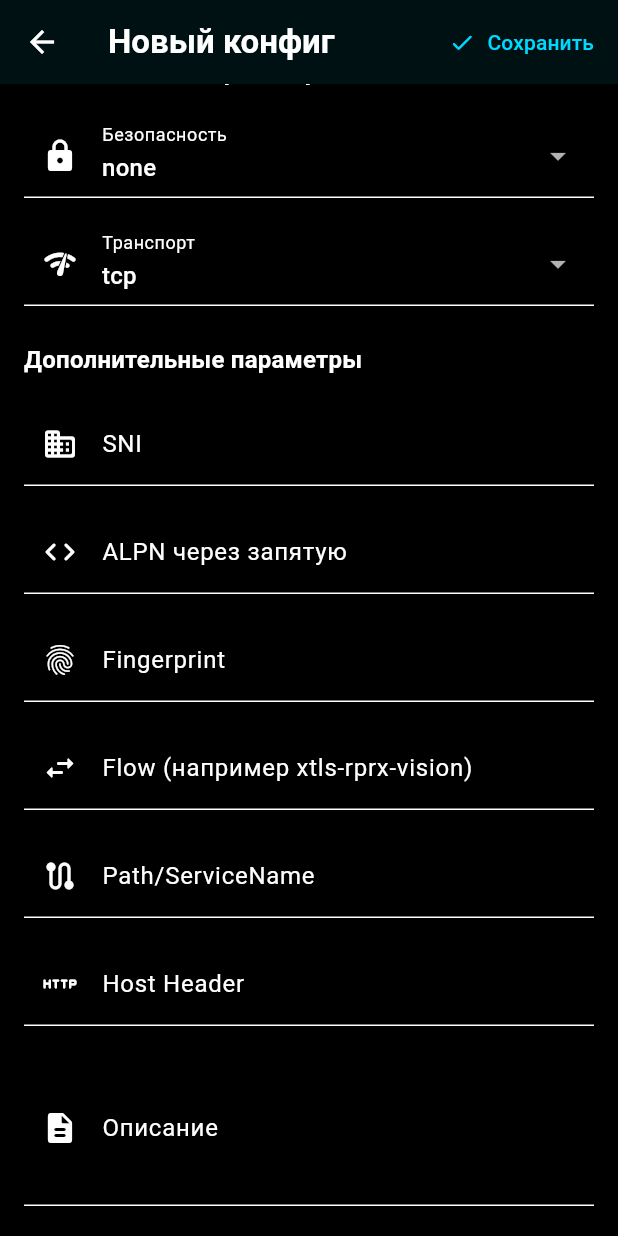
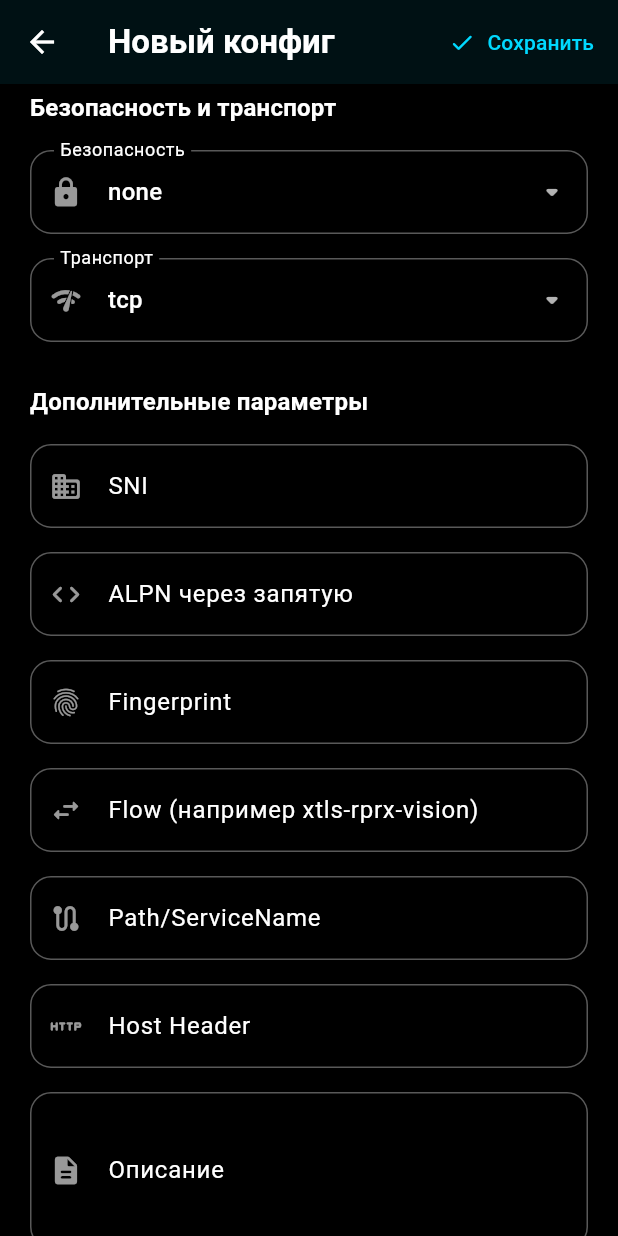
Before and after one commit to Reei-dp/AsteriaRay, a Flutter app: the ProfileFormScreen screen opened directly, scrolled down 576 dp, after a tap on "Сохранить конфиг", on a phone screen of 412 x 824 dp. Run offline on Flutter 3.47's test engine with Material 3 defaults, Android fonts, the phone set to English and light mode, and no system bars; our stand-ins replace file_picker, permission_handler, share_plus, shared_preferences; accounts and stored records are empty; statements that could not run were skipped.

Commit message:
lib: improve profile form fields and dropdowns styling

```diff
--- a/lib/screens/profile_form_screen.dart
+++ b/lib/screens/profile_form_screen.dart
@@ -3,6 +3,7 @@ import 'package:flutter/services.dart';
 import 'package:provider/provider.dart';
 
 import '../models/vless_profile.dart';
+import '../widgets/acrylic_toast.dart';
 import '../models/vless_types.dart';
 import '../notifiers/profile_notifier.dart';
 
@@ -69,9 +70,62 @@ class _ProfileFormScreenState extends State<ProfileFormScreen> {
     super.dispose();
   }
 
+  static const _radius = 14.0;
+  static const _padding = EdgeInsets.symmetric(horizontal: 16, vertical: 16);
+
+  InputDecoration _fieldDecoration(
+    BuildContext context, {
+    required String labelText,
+    IconData? prefixIcon,
+    Widget? suffixIcon,
+    String? hintText,
+  }) {
+    final theme = Theme.of(context);
+    final colorScheme = theme.colorScheme;
+    final border = OutlineInputBorder(
+      borderRadius: BorderRadius.circular(_radius),
+      borderSide: BorderSide(
+        color: colorScheme.outline.withOpacity(0.35),
+        width: 1,
+      ),
+    );
+    final focusedBorder = OutlineInputBorder(
+      borderRadius: BorderRadius.circular(_radius),
+      borderSide: BorderSide(
+        color: colorScheme.primary.withOpacity(0.7),
+        width: 1.5,
+      ),
+    );
+    return InputDecoration(
+      labelText: labelText,
+      hintText: hintText,
+      prefixIcon: prefixIcon != null
+          ? Icon(prefixIcon, size: 22, color: colorScheme.onSurface.withOpacity(0.6))
+          : null,
+      suffixIcon: suffixIcon,
+      filled: true,
+      fillColor: colorScheme.surfaceContainerHighest.withOpacity(0.5),
+      contentPadding: _padding,
+      border: border,
+      enabledBorder: border,
+      focusedBorder: focusedBorder,
+      errorBorder: OutlineInputBorder(
+        borderRadius: BorderRadius.circular(_radius),
+        borderSide: BorderSide(color: colorScheme.error, width: 1),
+      ),
+      focusedErrorBorder: OutlineInputBorder(
+        borderRadius: BorderRadius.circular(_radius),
+        borderSide: BorderSide(color: colorScheme.error, width: 1.5),
+      ),
+      floatingLabelBehavior: FloatingLabelBehavior.auto,
+    );
+  }
+
   @override
   Widget build(BuildContext context) {
     final isEditing = widget.profile != null;
+    final theme = Theme.of(context);
+    final colorScheme = theme.colorScheme;
     return Scaffold(
       appBar: AppBar(
         title: Text(
@@ -84,21 +138,28 @@ class _ProfileFormScreenState extends State<ProfileFormScreen> {
             icon: const Icon(Icons.check_rounded),
             label: const Text('Сохранить'),
             style: TextButton.styleFrom(
-              foregroundColor: Theme.of(context).colorScheme.primary,
+              foregroundColor: colorScheme.primary,
             ),
           ),
         ],
       ),
       body: SingleChildScrollView(
-        padding: const EdgeInsets.all(16),
+        padding: const EdgeInsets.all(20),
         child: Form(
           key: _formKey,
           child: Column(
             crossAxisAlignment: CrossAxisAlignment.start,
             children: [
               Card(
+                elevation: 0,
+                shape: RoundedRectangleBorder(
+                  borderRadius: BorderRadius.circular(16),
+                  side: BorderSide(
+                    color: colorScheme.outline.withOpacity(0.2),
+                  ),
+                ),
                 child: Padding(
-                  padding: const EdgeInsets.all(16),
+                  padding: const EdgeInsets.all(20),
                   child: Column(
                     crossAxisAlignment: CrossAxisAlignment.start,
                     children: [
@@ -106,59 +167,65 @@ class _ProfileFormScreenState extends State<ProfileFormScreen> {
                         children: [
                           Icon(
                             Icons.link_rounded,
-                            color: Theme.of(context).colorScheme.primary,
+                            color: colorScheme.primary,
+                            size: 22,
                           ),
-                          const SizedBox(width: 8),
+                          const SizedBox(width: 10),
                           Text(
                             'Импорт из URI',
-                            style: Theme.of(context).textTheme.titleSmall?.copyWith(
+                            style: theme.textTheme.titleSmall?.copyWith(
                                   fontWeight: FontWeight.w600,
                                 ),
                           ),
                         ],
                       ),
-                      const SizedBox(height: 12),
+                      const SizedBox(height: 16),
                       TextFormField(
                         controller: _uriImport,
-                        decoration: InputDecoration(
+                        decoration: _fieldDecoration(
+                          context,
                           labelText: 'VLESS URI',
                           hintText: 'vless://...',
+                          prefixIcon: Icons.link_rounded,
                           suffixIcon: IconButton(
                             icon: const Icon(Icons.paste_rounded),
                             onPressed: _pasteUri,
                           ),
-                          filled: true,
-                          fillColor: Theme.of(context).colorScheme.surface,
                         ),
                       ),
-                      const SizedBox(height: 12),
+                      const SizedBox(height: 14),
                       SizedBox(
                         width: double.infinity,
-                        child: OutlinedButton.icon(
+                        child: FilledButton.tonalIcon(
                           onPressed: _applyUri,
                           icon: const Icon(Icons.download_rounded),
                           label: const Text('Заполнить из URI'),
+                          style: FilledButton.styleFrom(
+                            padding: const EdgeInsets.symmetric(vertical: 14),
+                            shape: RoundedRectangleBorder(
+                              borderRadius: BorderRadius.circular(_radius),
+                            ),
+                          ),
                         ),
                       ),
                     ],
                   ),
                 ),
               ),
-              const SizedBox(height: 24),
+              const SizedBox(height: 28),
               Text(
                 'Основные параметры',
-                style: Theme.of(context).textTheme.titleMedium?.copyWith(
+                style: theme.textTheme.titleMedium?.copyWith(
                       fontWeight: FontWeight.bold,
                     ),
               ),
               const SizedBox(height: 16),
               TextFormField(
                 controller: _name,
-                decoration: InputDecoration(
+                decoration: _fieldDecoration(
+                  context,
                   labelText: 'Название',
-                  prefixIcon: const Icon(Icons.label_rounded),
-                  filled: true,
-                  fillColor: Theme.of(context).colorScheme.surface,
+                  prefixIcon: Icons.label_rounded,
                 ),
                 validator: (v) => (v == null || v.isEmpty)
                     ? 'Введите название'
@@ -171,11 +238,10 @@ class _ProfileFormScreenState extends State<ProfileFormScreen> {
                     flex: 2,
                     child: TextFormField(
                       controller: _host,
-                      decoration: InputDecoration(
+                      decoration: _fieldDecoration(
+                        context,
                         labelText: 'Хост',
-                        prefixIcon: const Icon(Icons.dns_rounded),
-                        filled: true,
-                        fillColor: Theme.of(context).colorScheme.surface,
+                        prefixIcon: Icons.dns_rounded,
                       ),
                       validator: (v) => (v == null || v.isEmpty)
                           ? 'Хост обязателен'
@@ -186,11 +252,10 @@ class _ProfileFormScreenState extends State<ProfileFormScreen> {
                   Expanded(
                     child: TextFormField(
                       controller: _port,
-                      decoration: InputDecoration(
+                      decoration: _fieldDecoration(
+                        context,
                         labelText: 'Порт',
-                        prefixIcon: const Icon(Icons.numbers_rounded),
-                        filled: true,
-                        fillColor: Theme.of(context).colorScheme.surface,
+                        prefixIcon: Icons.numbers_rounded,
                       ),
                       keyboardType: TextInputType.number,
                       validator: (v) {
@@ -205,30 +270,34 @@ class _ProfileFormScreenState extends State<ProfileFormScreen> {
               const SizedBox(height: 16),
               TextFormField(
                 controller: _uuid,
-                decoration: InputDecoration(
+                decoration: _fieldDecoration(
+                  context,
                   labelText: 'UUID',
-                  prefixIcon: const Icon(Icons.vpn_key_rounded),
-                  filled: true,
-                  fillColor: Theme.of(context).colorScheme.surface,
+                  prefixIcon: Icons.vpn_key_rounded,
                 ),
                 validator: (v) =>
                     (v == null || v.isEmpty) ? 'UUID обязателен' : null,
               ),
-              const SizedBox(height: 24),
+              const SizedBox(height: 28),
               Text(
                 'Безопасность и транспорт',
-                style: Theme.of(context).textTheme.titleMedium?.copyWith(
+                style: theme.textTheme.titleMedium?.copyWith(
                       fontWeight: FontWeight.bold,
                     ),
               ),
               const SizedBox(height: 16),
               DropdownButtonFormField<String>(
-                initialValue: _security,
-                decoration: InputDecoration(
+                value: _security,
+                decoration: _fieldDecoration(
+                  context,
                   labelText: 'Безопасность',
-                  prefixIcon: const Icon(Icons.lock_rounded),
-                  filled: true,
-                  fillColor: Theme.of(context).colorScheme.surface,
+                  prefixIcon: Icons.lock_rounded,
+                ),
+                borderRadius: BorderRadius.circular(12),
+                dropdownColor: colorScheme.surfaceContainerHigh,
+                icon: Icon(
+                  Icons.arrow_drop_down_rounded,
+                  color: colorScheme.onSurface.withOpacity(0.7),
                 ),
                 items: const [
                   DropdownMenuItem(value: 'none', child: Text('none')),
@@ -239,12 +308,17 @@ class _ProfileFormScreenState extends State<ProfileFormScreen> {
               ),
               const SizedBox(height: 16),
               DropdownButtonFormField<VlessTransport>(
-                initialValue: _transport,
-                decoration: InputDecoration(
+                value: _transport,
+                decoration: _fieldDecoration(
+                  context,
                   labelText: 'Транспорт',
-                  prefixIcon: const Icon(Icons.network_check_rounded),
-                  filled: true,
-                  fillColor: Theme.of(context).colorScheme.surface,
+                  prefixIcon: Icons.network_check_rounded,
+                ),
+                borderRadius: BorderRadius.circular(12),
+                dropdownColor: colorScheme.surfaceContainerHigh,
+                icon: Icon(
+                  Icons.arrow_drop_down_rounded,
+                  color: colorScheme.onSurface.withOpacity(0.7),
                 ),
                 items: VlessTransport.values
                     .map((t) => DropdownMenuItem(
@@ -256,81 +330,74 @@ class _ProfileFormScreenState extends State<ProfileFormScreen> {
                   if (v != null) setState(() => _transport = v);
                 },
               ),
-              const SizedBox(height: 24),
+              const SizedBox(height: 28),
               Text(
                 'Дополнительные параметры',
-                style: Theme.of(context).textTheme.titleMedium?.copyWith(
+                style: theme.textTheme.titleMedium?.copyWith(
                       fontWeight: FontWeight.bold,
                     ),
               ),
               const SizedBox(height: 16),
               TextFormField(
                 controller: _sni,
-                decoration: InputDecoration(
+                decoration: _fieldDecoration(
+                  context,
                   labelText: 'SNI',
-                  prefixIcon: const Icon(Icons.domain_rounded),
-                  filled: true,
-                  fillColor: Theme.of(context).colorScheme.surface,
+                  prefixIcon: Icons.domain_rounded,
                 ),
               ),
               const SizedBox(height: 16),
               TextFormField(
                 controller: _alpn,
-                decoration: InputDecoration(
+                decoration: _fieldDecoration(
+                  context,
                   labelText: 'ALPN через запятую',
-                  prefixIcon: const Icon(Icons.code_rounded),
-                  filled: true,
-                  fillColor: Theme.of(context).colorScheme.surface,
+                  prefixIcon: Icons.code_rounded,
                 ),
               ),
               const SizedBox(height: 16),
               TextFormField(
                 controller: _fingerprint,
-                decoration: InputDecoration(
+                decoration: _fieldDecoration(
+                  context,
                   labelText: 'Fingerprint',
-                  prefixIcon: const Icon(Icons.fingerprint_rounded),
-                  filled: true,
-                  fillColor: Theme.of(context).colorScheme.surface,
+                  prefixIcon: Icons.fingerprint_rounded,
                 ),
               ),
               const SizedBox(height: 16),
               TextFormField(
                 controller: _flow,
-                decoration: InputDecoration(
+                decoration: _fieldDecoration(
+                  context,
                   labelText: 'Flow (например xtls-rprx-vision)',
-                  prefixIcon: const Icon(Icons.swap_horiz_rounded),
-                  filled: true,
-                  fillColor: Theme.of(context).colorScheme.surface,
+                  prefixIcon: Icons.swap_horiz_rounded,
                 ),
               ),
               const SizedBox(height: 16),
               TextFormField(
                 controller: _path,
-                decoration: InputDecoration(
+                decoration: _fieldDecoration(
+                  context,
                   labelText: 'Path/ServiceName',
-                  prefixIcon: const Icon(Icons.route_rounded),
-                  filled: true,
-                  fillColor: Theme.of(context).colorScheme.surface,
+                  prefixIcon: Icons.route_rounded,
                 ),
               ),
               const SizedBox(height: 16),
               TextFormField(
                 controller: _hostHeader,
-                decoration: InputDecoration(
+                decoration: _fieldDecoration(
+                  context,
                   labelText: 'Host Header',
-                  prefixIcon: const Icon(Icons.http_rounded),
-                  filled: true,
-                  fillColor: Theme.of(context).colorScheme.surface,
+                  prefixIcon: Icons.http_rounded,
                 ),
               ),
               const SizedBox(height: 16),
               TextFormField(
                 controller: _remark,
-                decoration: InputDecoration(
+                decoration: _fieldDecoration(
+                  context,
                   labelText: 'Описание',
-                  prefixIcon: const Icon(Icons.description_rounded),
-                  filled: true,
-                  fillColor: Theme.of(context).colorScheme.surface,
+                  prefixIcon: Icons.description_rounded,
                 ),
                 maxLines: 3,
               ),
@@ -343,6 +410,9 @@ class _ProfileFormScreenState extends State<ProfileFormScreen> {
                   label: const Text('Сохранить конфиг'),
                   style: FilledButton.styleFrom(
                     padding: const EdgeInsets.symmetric(vertical: 16),
+                    shape: RoundedRectangleBorder(
+                      borderRadius: BorderRadius.circular(_radius),
+                    ),
                   ),
                 ),
               ),
@@ -383,8 +453,12 @@ class _ProfileFormScreenState extends State<ProfileFormScreen> {
         _security = profile.security;
       });
     } catch (e) {
-      ScaffoldMessenger.of(context)
-          .showSnackBar(SnackBar(content: Text('Ошибка URI: $e')));
+      AcrylicToast.show(
+        context,
+        'Ошибка URI: $e',
+        icon: Icons.error_outline_rounded,
+        isError: true,
+      );
     }
   }
 
@@ -437,6 +511,15 @@ class _ProfileFormScreenState extends State<ProfileFormScreen> {
       await notifier.addOrUpdate(updated);
     }
 
-    if (mounted) Navigator.of(context).pop();
+    if (mounted) {
+      AcrylicToast.show(
+        context,
+        widget.profile == null ? 'Конфиг добавлен' : 'Конфиг сохранён',
+        icon: Icons.check_circle_rounded,
+        duration: const Duration(seconds: 1),
+      );
+      await Future.delayed(const Duration(milliseconds: 400));
+      if (mounted) Navigator.of(context).pop();
+    }
   }
 }
```
